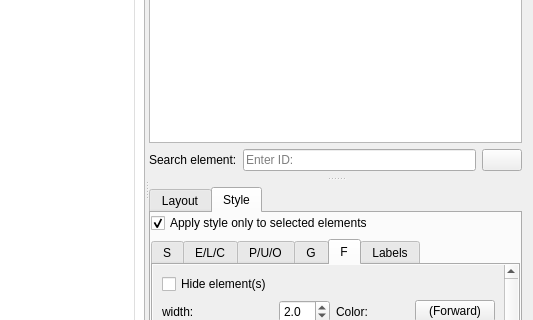
Qt form ui/graphwidget.ui (ggonnella/gfaviz) before a commit; both pictures show x 763 to 1296 and y 246 to 566 of the 1296 by 869 pixel window.
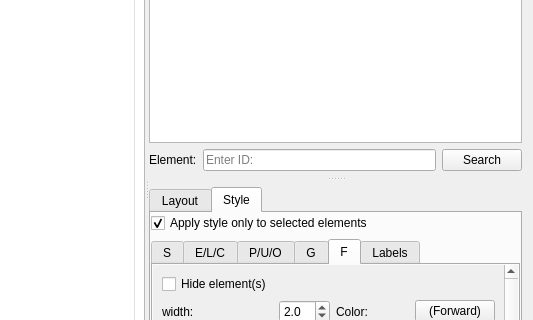
The same form after that commit. Icons and pictures are not drawn. Custom widgets are drawn as their Qt base class.

Commit message: Change text on search box button

Diff of the .ui file:
```diff
--- a/ui/graphwidget.ui
+++ b/ui/graphwidget.ui
@@ -332,7 +332,7 @@
            <item row="1" column="0">
             <widget class="QLabel" name="label_2">
              <property name="text">
-              <string>Search element:</string>
+              <string>Element:</string>
              </property>
             </widget>
            </item>
@@ -360,7 +360,7 @@
               <string>Add to selection</string>
              </property>
              <property name="text">
-              <string/>
+               <string>Search</string>
              </property>
              <property name="icon">
               <iconset theme="system-search">
```
